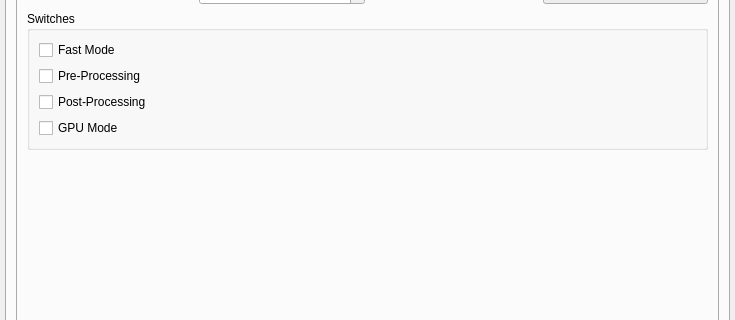
Before: the Qt Designer form src/video2x_gui.ui in k4yt3x/video2x, drawn with Qt 5; both pictures show x 0 to 735 and y 256 to 576 of the 735 by 844 pixel window.
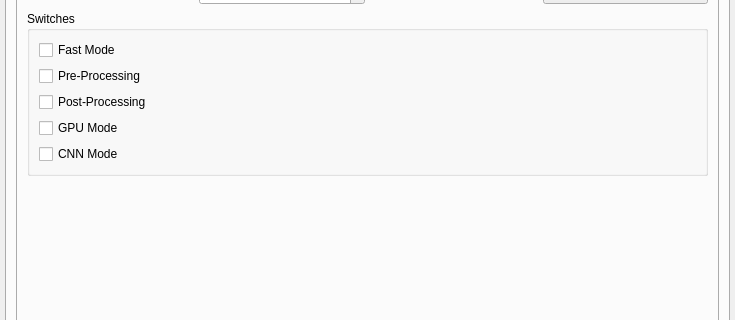
After: the same form once the commit is applied. The open tabs and pages were chosen to show the change.

Commit message: updated Anime4KCPP 2.0 CNN Mode support

```diff
--- a/src/video2x_gui.ui
+++ b/src/video2x_gui.ui
@@ -1685,6 +1685,13 @@
                  </property>
                 </widget>
                </item>
+               <item>
+                <widget class="QCheckBox" name="anime4kCppCnnModeCheckBox">
+                 <property name="text">
+                  <string>CNN Mode</string>
+                 </property>
+                </widget>
+               </item>
               </layout>
              </widget>
             </item>
```
The commit also changes 4 other files.
